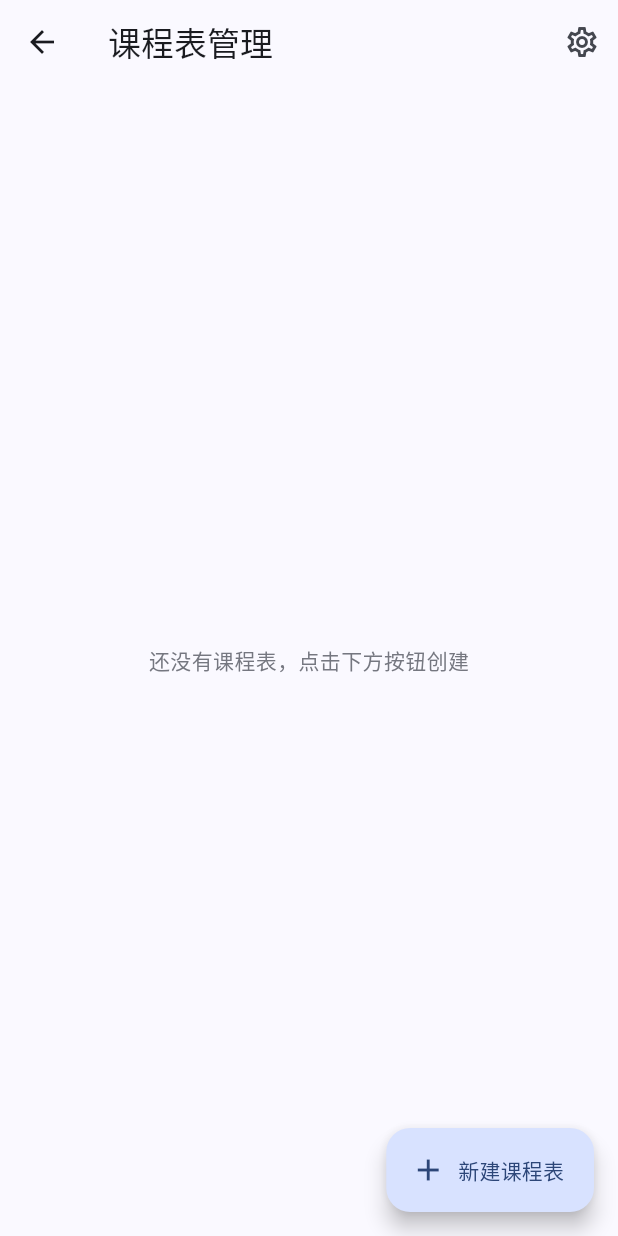
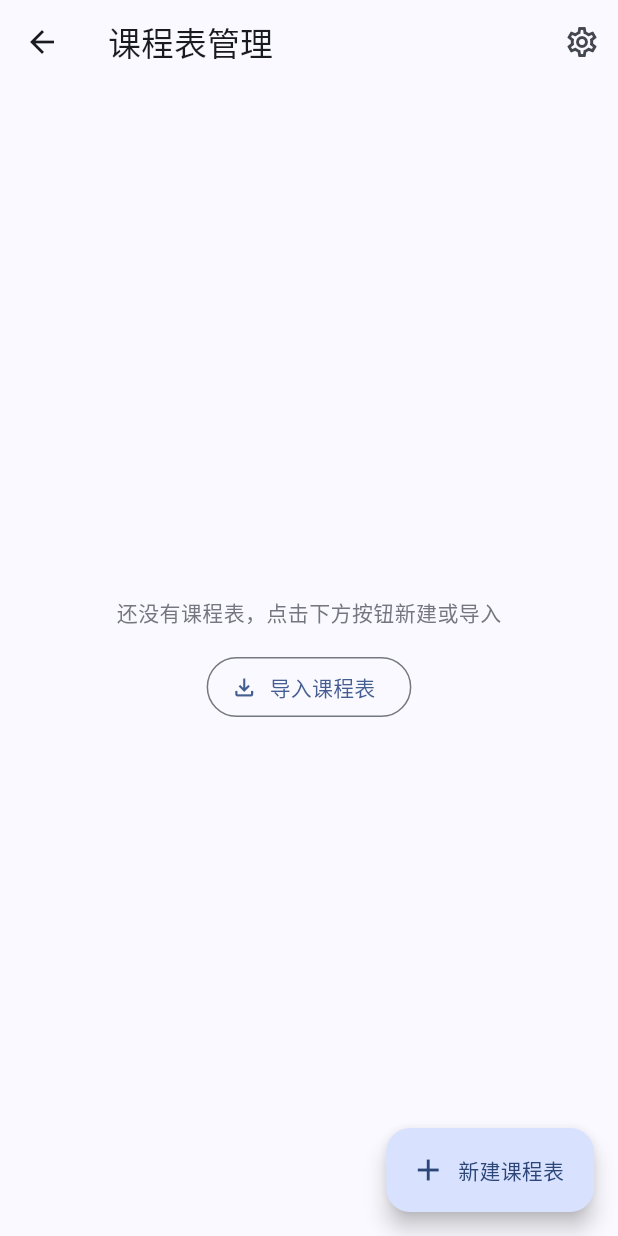
Before and after one commit to DaHedan/ClassPath, a Flutter app: the ScheduleListPage screen opened directly, on a phone screen of 412 x 824 dp. Run offline on Flutter 3.47's test engine with Material 3 defaults, Android fonts, the phone set to English and light mode, and no system bars; our stand-ins replace file_picker, flutter_local_notifications, flutter_timezone, qr_flutter, shared_preferences, timezone; missing offline and left inert: mobile_scanner, zxing2; accounts and stored records are empty.

Commit message:
课程表管理页和主页空状态新增「导入课程表」按钮，复用现有 _importSchedule()

```diff
--- a/lib/pages/home_page.dart
+++ b/lib/pages/home_page.dart
@@ -244,6 +244,12 @@ class _HomePageState extends State<HomePage> {
               ),
               icon: const Icon(Icons.add),
               label: const Text('添加课程表'),
+            ),
+            const SizedBox(height: 10),
+            OutlinedButton.icon(
+              onPressed: _importSchedule,
+              icon: const Icon(Icons.file_download_outlined),
+              label: const Text('导入课程表'),
             ),
           ],
         ),
--- a/lib/pages/schedule_list_page.dart
+++ b/lib/pages/schedule_list_page.dart
@@ -8,6 +8,7 @@ import '../state/app_state.dart';
 import 'course_detail_page.dart';
 import 'schedule_export_page.dart';
 import 'schedule_form_page.dart';
+import 'schedule_import_page.dart';
 import 'settings_page.dart';
 
 /// 课程表管理页（主页右上角菜单进入）：
@@ -54,8 +55,24 @@ class ScheduleListPage extends StatelessWidget {
       ),
       body: app.schedules.isEmpty
           ? Center(
-              child: Text('还没有课程表，点击下方按钮创建',
-                  style: TextStyle(color: Theme.of(context).colorScheme.outline)),
+              child: Column(
+                mainAxisSize: MainAxisSize.min,
+                children: [
+                  Text('还没有课程表，点击下方按钮新建或导入',
+                      style: TextStyle(
+                          color: Theme.of(context).colorScheme.outline)),
+                  const SizedBox(height: 16),
+                  OutlinedButton.icon(
+                    onPressed: () => Navigator.push(
+                      context,
+                      MaterialPageRoute(
+                          builder: (_) => const ScheduleImportPage()),
+                    ),
+                    icon: const Icon(Icons.file_download_outlined),
+                    label: const Text('导入课程表'),
+                  ),
+                ],
+              ),
             )
           : ReorderableListView.builder(
               // 底部留出空间给「新建课程表」FAB。
```
